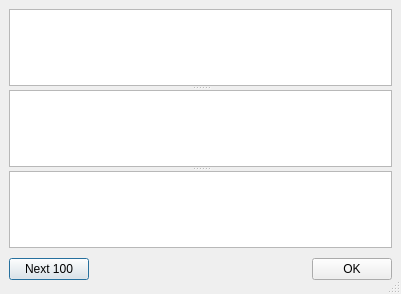
This is src/forms/showlog.ui in anrichter/qsvn as Qt 5 draws it before an edit. The edited form follows.
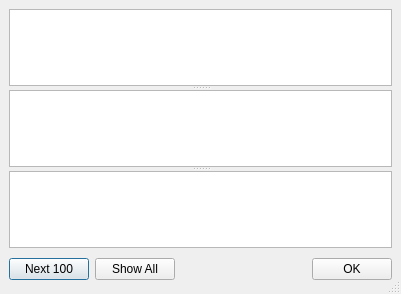
This is the edited form.

Commit message: - show all log entries.

Diff of the .ui file:
```diff
--- a/src/forms/showlog.ui
+++ b/src/forms/showlog.ui
@@ -40,6 +40,13 @@
        </property>
       </widget>
      </item>
+     <item>
+      <widget class="QPushButton" name="btnAll" >
+       <property name="text" >
+        <string>Show All</string>
+       </property>
+      </widget>
+     </item>
      <item>
       <spacer>
        <property name="orientation" >
@@ -47,7 +54,7 @@
        </property>
        <property name="sizeHint" >
         <size>
-         <width>171</width>
+         <width>71</width>
          <height>31</height>
         </size>
        </property>
```
The commit also changes 4 other files.
